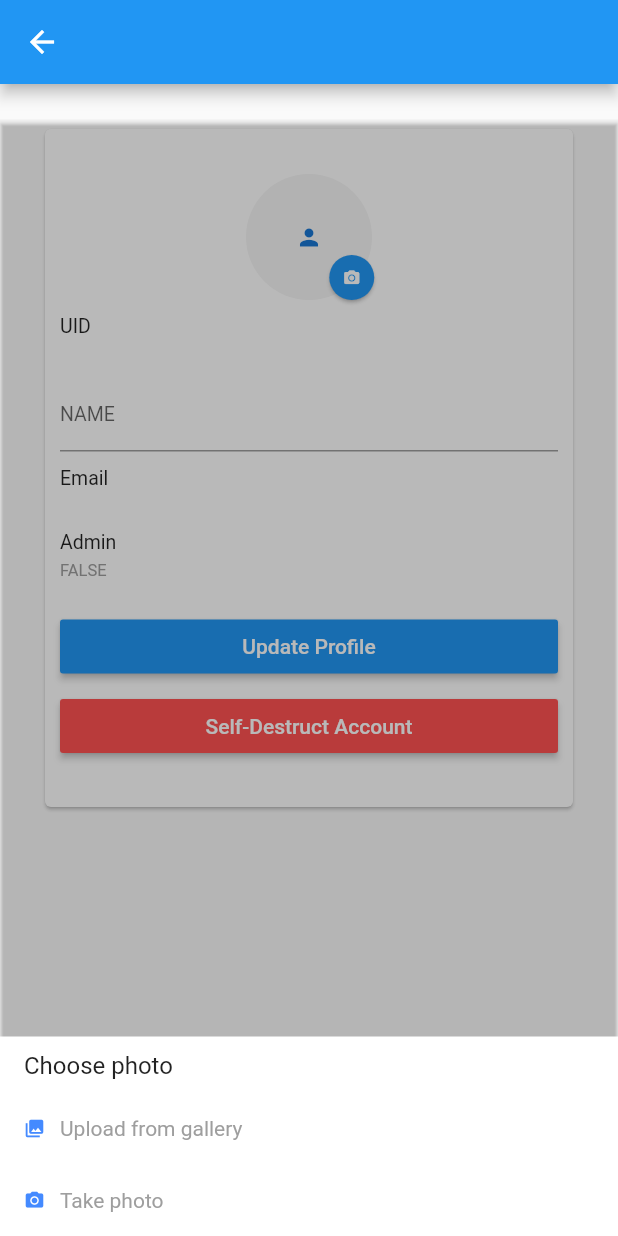
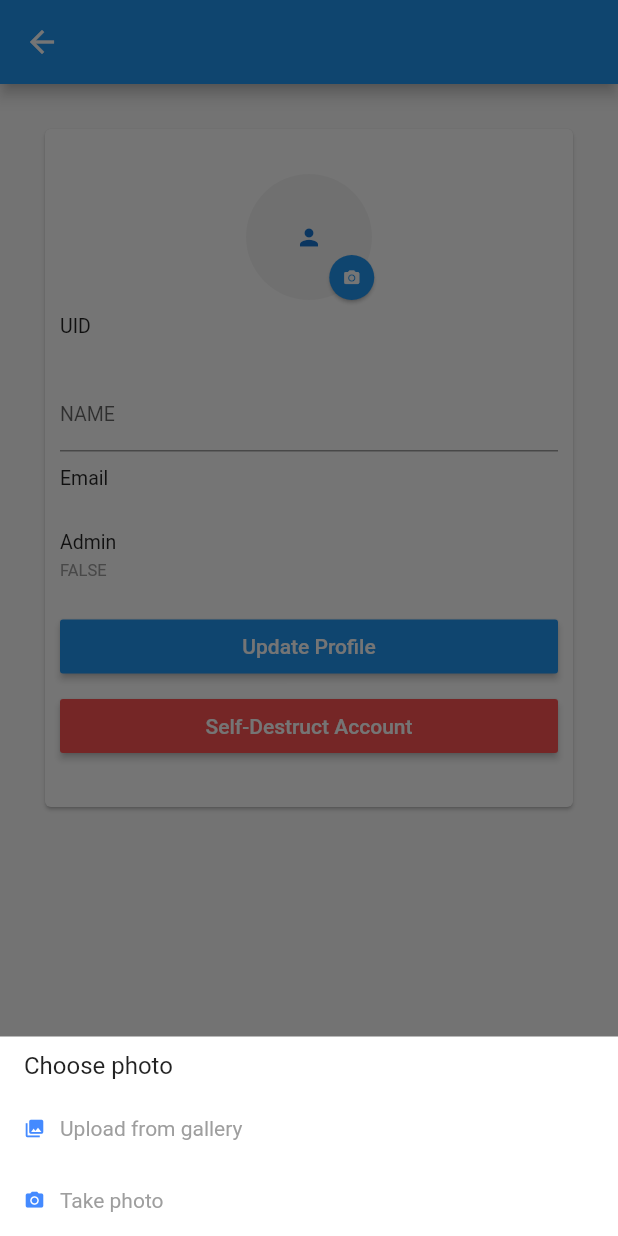
Before and after one commit to arma7x/FireFlutter, a Flutter app: the Profile screen opened directly with empty values, after a tap on the "camera alt" icon, on a phone screen of 412 x 824 dp. Run offline on Flutter 3.47's test engine with Material 2 defaults, Android fonts, the phone set to English and light mode, and no system bars; our stand-ins replace cached_network_image, device_info, firebase_auth, firebase_core, firebase_database, firebase_messaging and 5 more; accounts and stored records are empty.

Commit message:
redo _selectImageSourceDialog()

```diff
--- a/fireflutter/lib/navigation/screens/profile.dart
+++ b/fireflutter/lib/navigation/screens/profile.dart
@@ -77,25 +77,11 @@ class _ProfileState extends State<Profile> {
 
   void _selectImageSourceDialog() {
     FocusScope.of(context).requestFocus(new FocusNode());
-    scaffoldKey.currentState
-    .showBottomSheet((_) => Container(
-      height: (MediaQuery.of(context).size.height - 80),
-      child: new Column(
-        children: <Widget>[
-          Expanded(
-            child:GestureDetector(
-              child:  Container(
-                color: Colors.transparent,
-              ),
-              onTap: () {
-                Navigator.of(context).pop();
-              },
-            )
-          ),
-          Container(
+    showModalBottomSheet(context: context, builder: (BuildContext _) => Container(
       color: Colors.white,
       child: Column(
-              mainAxisAlignment: MainAxisAlignment.start,
+        mainAxisSize: MainAxisSize.min,
+        mainAxisAlignment: MainAxisAlignment.end,
         crossAxisAlignment: CrossAxisAlignment.start,
         children: <Widget>[
           SizedBox(height: 10),
@@ -119,10 +105,7 @@ class _ProfileState extends State<Profile> {
           }),
         ]
       )
-          ),
-        ]
-      )
-    ), backgroundColor: Colors.transparent, elevation: 1);
+    ), backgroundColor: Colors.transparent, isScrollControlled: false);
   }
 
   void _deleteAccount() async {
--- a/fireflutter/pubspec.yaml
+++ b/fireflutter/pubspec.yaml
@@ -24,13 +24,13 @@ dependencies:
   firebase_database: ^3.0.5
   firebase_messaging: ^5.1.2
   firebase_storage: ^3.0.6
-  cloud_functions: ^0.4.0+3
+  cloud_functions: ^0.4.1+2
   google_sign_in: ^4.0.4
   image_picker: ^0.6.1+4
   shared_preferences: ^0.5.3+4
   device_info: ^0.4.0+2
   provider: ^3.1.0
-  cached_network_image: ^1.1.1
+  cached_network_image: ^2.0.0-rc
   toast: ^0.1.5
 
   # The following adds the Cupertino Icons font to your application.
```
Also changed, not shown: fireflutter/pubspec.lock. Lines whose indentation alone changed are shown as unchanged.
